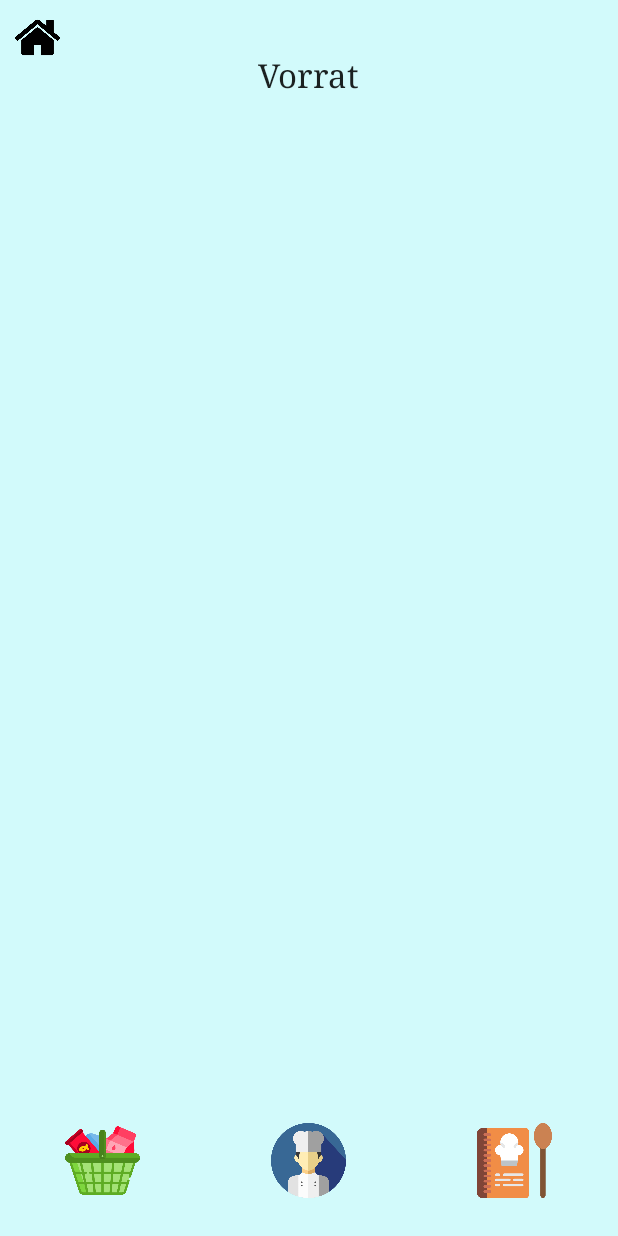
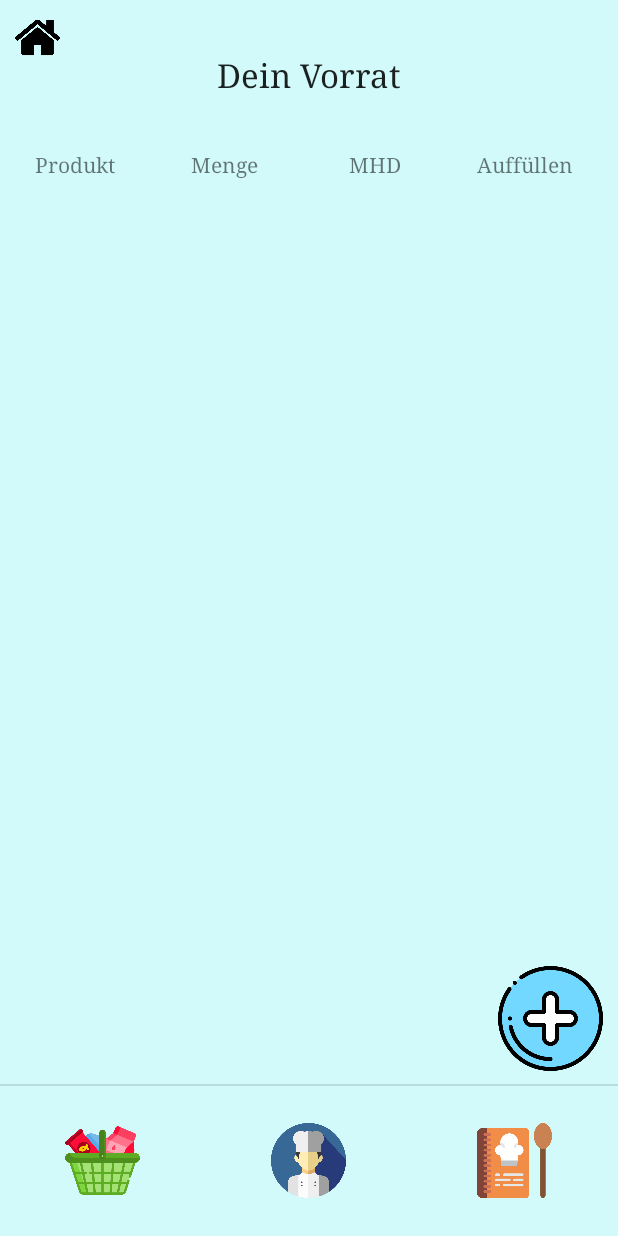
Before and after one commit to LennartPaciner/app-praktikum, an Android app: the StockActivity screen opened directly, with no data from a screen before it, on a phone screen of 412 x 824 dp. Run offline under Robolectric (Android 15) with nearby library versions, the phone set to English and light mode, and no system bars.

Commit message:
StockLayout bearbeitet + translations hinzugefügt

```diff
--- a/praktikum/app/src/main/java/com/example/praktikum/EinkaufsListe.java
+++ b/praktikum/app/src/main/java/com/example/praktikum/EinkaufsListe.java
@@ -4,6 +4,7 @@ import androidx.annotation.Nullable;
 import androidx.appcompat.app.AlertDialog;
 import androidx.appcompat.app.AppCompatActivity;
 
+import android.app.Dialog;
 import android.app.FragmentTransaction;
 import android.content.ContentValues;
 import android.content.Context;
@@ -49,7 +50,9 @@ public class EinkaufsListe extends AppCompatActivity {
         addProduct.setOnClickListener(new View.OnClickListener() {
             @Override
             public void onClick(View view) {
-                showDialogBox("Produktnamen eingeben:");
+
+
+                showDialogBox("Produknamen eingeben:");
             }
         });
 
--- a/praktikum/app/src/main/res/layout/activity_main.xml
+++ b/praktikum/app/src/main/res/layout/activity_main.xml
@@ -94,8 +94,8 @@
 
     <TextView
         android:id="@+id/textView"
-        android:layout_width="364dp"
-        android:layout_height="40dp"
+        android:layout_width="wrap_content"
+        android:layout_height="wrap_content"
         android:gravity="center"
         android:text="@string/app_name"
         android:textAppearance="@style/TextAppearance.AppCompat.Large"
--- a/praktikum/app/src/main/res/layout/activity_stock.xml
+++ b/praktikum/app/src/main/res/layout/activity_stock.xml
@@ -9,9 +9,9 @@
 
     <TextView
         android:id="@+id/textView2"
-        android:layout_width="68dp"
-        android:layout_height="30dp"
-        android:text="@string/stock_name"
+        android:layout_width="wrap_content"
+        android:layout_height="wrap_content"
+        android:text="@string/your_stock"
         android:textAppearance="@style/TextAppearance.AppCompat.Large"
         app:fontFamily="serif"
         app:layout_constraintBottom_toTopOf="@+id/scrollView2"
@@ -31,12 +31,105 @@
         app:layout_constraintTop_toTopOf="parent">
 
         <TableLayout
+            android:id="@+id/tableLayout1"
             android:layout_width="match_parent"
-            android:layout_height="wrap_content"
-            android:paddingLeft="20dp" />
+            android:layout_height="wrap_content">
+
+            <TableRow
+                android:id="@+id/rowLayout"
+                android:layout_width="match_parent"
+                android:layout_height="match_parent">
+
+                <LinearLayout
+                    android:layout_width="match_parent"
+                    android:layout_height="match_parent"
+                    android:orientation="horizontal">
+
+                    <FrameLayout
+                        android:layout_width="100dp"
+                        android:layout_height="match_parent">
+
+                        <TextView
+                            android:id="@+id/columnLayout"
+                            android:layout_width="wrap_content"
+                            android:layout_height="wrap_content"
+                            android:layout_gravity="center"
+                            android:layout_weight="1"
+                            android:text="@string/product_name"
+                            app:fontFamily="serif" />
+                    </FrameLayout>
+
+                    <FrameLayout
+                        android:layout_width="100dp"
+                        android:layout_height="match_parent">
+
+                        <TextView
+                            android:id="@+id/textView3"
+                            android:layout_width="wrap_content"
+                            android:layout_height="wrap_content"
+                            android:layout_gravity="center"
+                            android:layout_weight="1"
+                            android:text="@string/amount"
+                            app:fontFamily="serif" />
+                    </FrameLayout>
+
+                    <FrameLayout
+                        android:layout_width="100dp"
+                        android:layout_height="match_parent">
+
+                        <TextView
+                            android:id="@+id/textView4"
+                            android:layout_width="wrap_content"
+                            android:layout_height="wrap_content"
+                            android:layout_gravity="center"
+                            android:layout_weight="1"
+                            android:text="@string/best_before_date"
+                            app:fontFamily="serif" />
+                    </FrameLayout>
+
+                    <FrameLayout
+                        android:layout_width="100dp"
+                        android:layout_height="match_parent">
+
+                        <TextView
+                            android:id="@+id/textView5"
+                            android:layout_width="wrap_content"
+                            android:layout_height="wrap_content"
+                            android:layout_gravity="center"
+                            android:layout_weight="1"
+                            android:text="@string/restock"
+                            app:fontFamily="serif" />
+                    </FrameLayout>
+
+                </LinearLayout>
+
+            </TableRow>
+
+        </TableLayout>
     </ScrollView>
 
+    <Button
+        android:id="@+id/buttonAddStock"
+        android:layout_width="70dp"
+        android:layout_height="70dp"
+        android:layout_marginEnd="10dp"
+        android:layout_marginRight="10dp"
+        android:layout_marginBottom="10dp"
+        android:background="@drawable/add"
+        app:layout_constraintBottom_toTopOf="@+id/linearLayout"
+        app:layout_constraintEnd_toEndOf="parent" />
+
+    <View
+        android:id="@+id/divider"
+        android:layout_width="match_parent"
+        android:layout_height="1dp"
+        android:background="?android:attr/listDivider"
+        app:layout_constraintBottom_toTopOf="@+id/linearLayout"
+        app:layout_constraintEnd_toEndOf="parent"
+        app:layout_constraintStart_toStartOf="parent" />
+
     <LinearLayout
+        android:id="@+id/linearLayout"
         android:layout_width="0dp"
         android:layout_height="0dp"
         android:orientation="horizontal"
@@ -71,6 +164,7 @@
                 android:layout_gravity="center"
                 android:layout_weight="1"
                 android:background="@drawable/chef" />
+
         </FrameLayout>
 
         <FrameLayout
--- a/praktikum/app/src/main/res/values/strings.xml
+++ b/praktikum/app/src/main/res/values/strings.xml
@@ -1,4 +1,9 @@
 <resources>
     <string name="app_name">WhatsThere</string>
-    <string name="stock_name">Vorrat</string>
+    <string name="product_name">Produkt</string>
+    <string name="amount">Menge</string>
+    <string name="best_before_date">MHD</string>
+    <string name="restock">Auffüllen</string>
+    <string name="your_stock">Dein Vorrat</string>
+    <string name="insert_product_name">Produktnamen eingeben:</string>
 </resources>
```
Also changed, not shown: praktikum/app/src/main/res/drawable/add.png (added), 1 other file.
